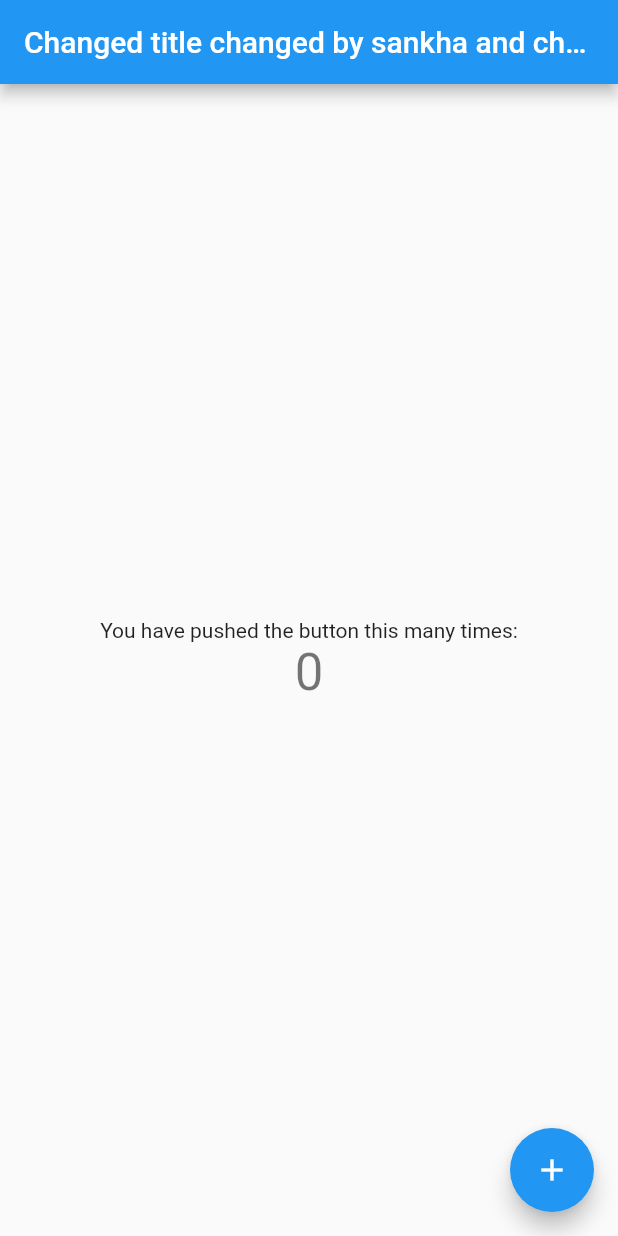
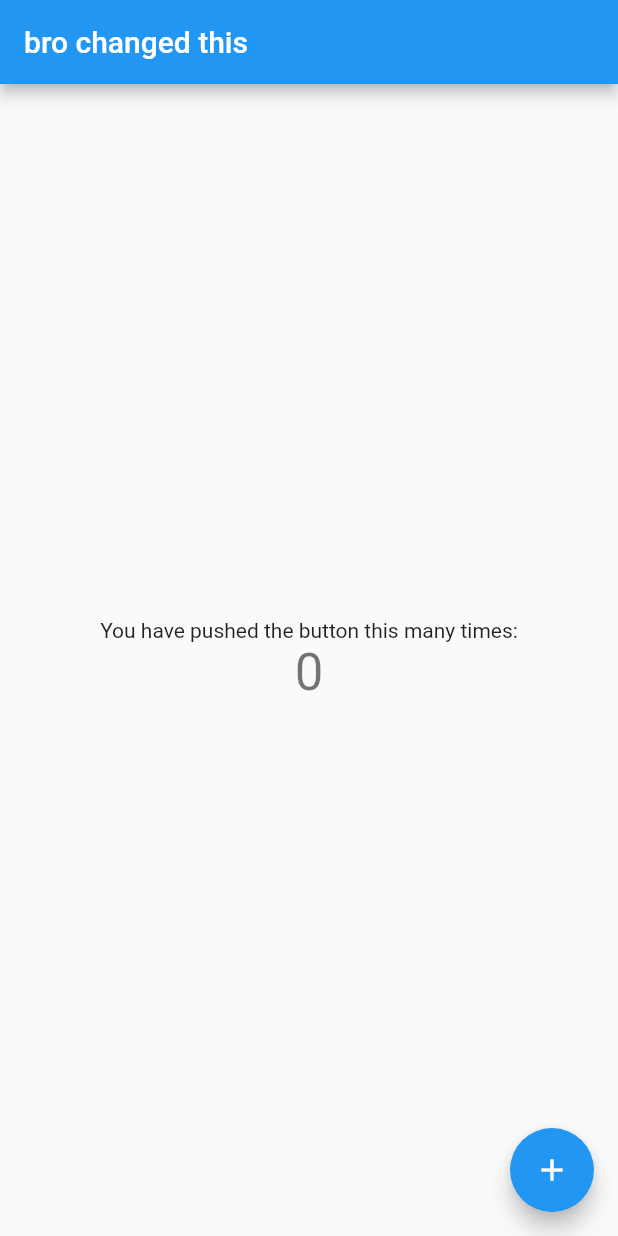
Before and after one commit to broCode96/The-Important-One-, a Flutter app: the screen it shows after launch, on a phone screen of 412 x 824 dp. Run offline on Flutter 3.47's test engine with Material 2 defaults, Android fonts, the phone set to English and light mode, and no system bars.

Commit message:
bros new chnages

```diff
--- a/App/lib/main.dart
+++ b/App/lib/main.dart
@@ -9,7 +9,7 @@ class MyApp extends StatelessWidget {
   @override
   Widget build(BuildContext context) {
     return MaterialApp(
-      title: 'Flutter demo with sankha',
+      title: 'flutter bro',
       theme: ThemeData(
         // This is the theme of your application.
         //
@@ -27,7 +27,7 @@ class MyApp extends StatelessWidget {
         visualDensity: VisualDensity.adaptivePlatformDensity,
       ),
 
-      home: MyHomePage(title: 'Changed title changed by sankha and changed by adding this'),
+      home: MyHomePage(title: 'bro changed this'),
 
     );
   }
```
